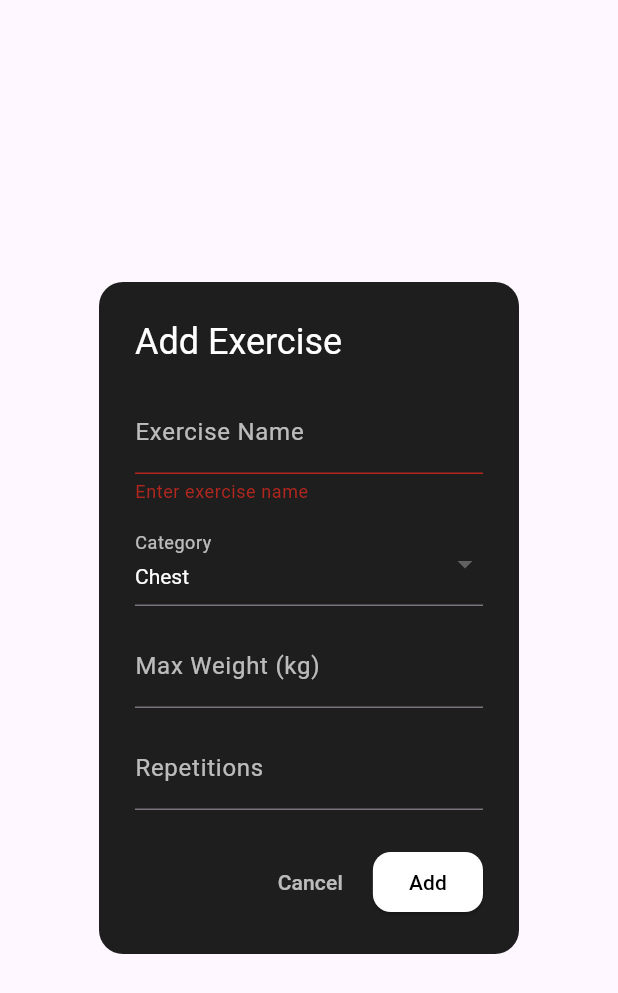
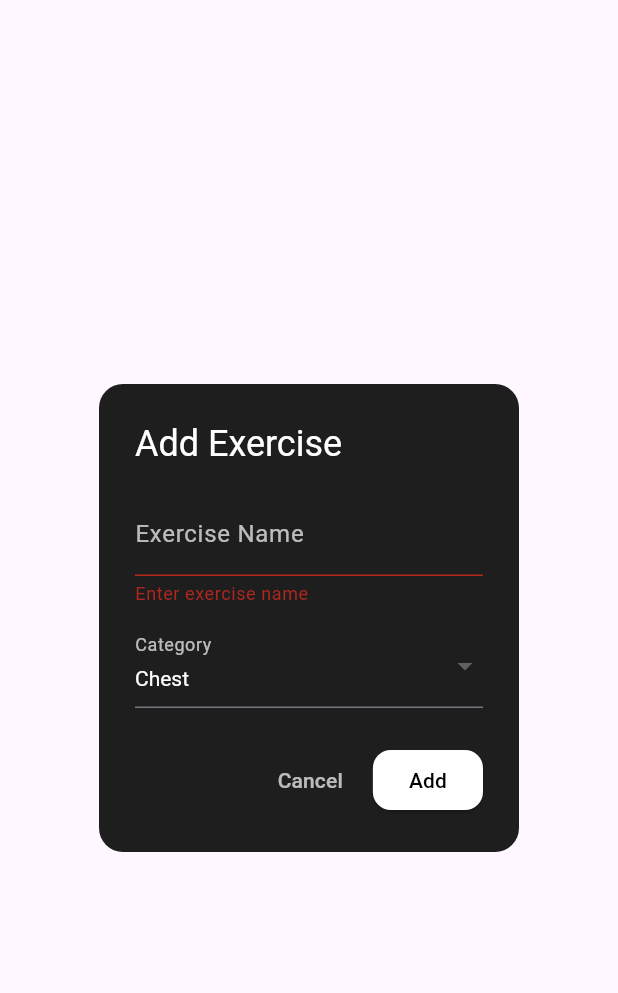
Before and after one commit to nazim1997/gym_max_tracker, a Flutter app: the AddExerciseDialog widget shown alone on an empty page, opened directly with empty values, after a tap on "Add", on a phone screen of 412 x 824 dp. Shown: the top 993 px of the screen. Run offline on Flutter 3.47's test engine with Material 3 defaults, Android fonts, the phone set to English and light mode, and no system bars.

Commit message:
-	Removed max weight and rep in exercise dialog

```diff
--- a/lib/widgets/add_exercise_dialog.dart
+++ b/lib/widgets/add_exercise_dialog.dart
@@ -13,8 +13,6 @@ class AddExerciseDialog extends StatefulWidget {
 class _AddExerciseDialogState extends State<AddExerciseDialog> {
   final _formKey = GlobalKey<FormState>();
   final _nameController = TextEditingController();
-  final _maxController = TextEditingController();
-  final _repsController = TextEditingController();
   String _selectedCategory = "Chest";
 
   final categories = [
@@ -71,26 +69,6 @@ class _AddExerciseDialogState extends State<AddExerciseDialog> {
                   }
                 },
               ),
-              const SizedBox(height: 12),
-              TextFormField(
-                controller: _maxController,
-                keyboardType: TextInputType.number,
-                decoration: const InputDecoration(
-                  labelText: "Max Weight (kg)",
-                  labelStyle: TextStyle(color: Colors.white70),
-                ),
-                style: const TextStyle(color: Colors.white),
-              ),
-              const SizedBox(height: 12),
-              TextFormField(
-                controller: _repsController,
-                keyboardType: TextInputType.number,
-                decoration: const InputDecoration(
-                  labelText: "Repetitions",
-                  labelStyle: TextStyle(color: Colors.white70),
-                ),
-                style: const TextStyle(color: Colors.white),
-              ),
             ],
           ),
         ),
@@ -112,12 +90,6 @@ class _AddExerciseDialogState extends State<AddExerciseDialog> {
               widget.onAdd(Exercise(
                 name: _nameController.text,
                 category: _selectedCategory,
-                max: _maxController.text.isEmpty
-                    ? null
-                    : "${_maxController.text}kg",
-                reps: _repsController.text.isEmpty
-                    ? null
-                    : _repsController.text,
               ));
               Navigator.pop(context);
             }
```
